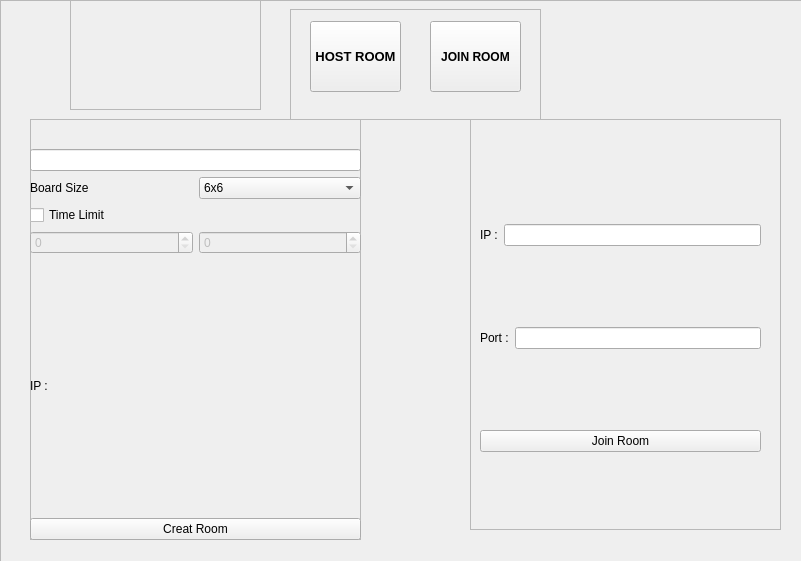
Above: Client/dotsandboxeswindow.ui from kavehzadehmohamadreza8514-arch/PlaTwo before the change. Below: the same form after it.
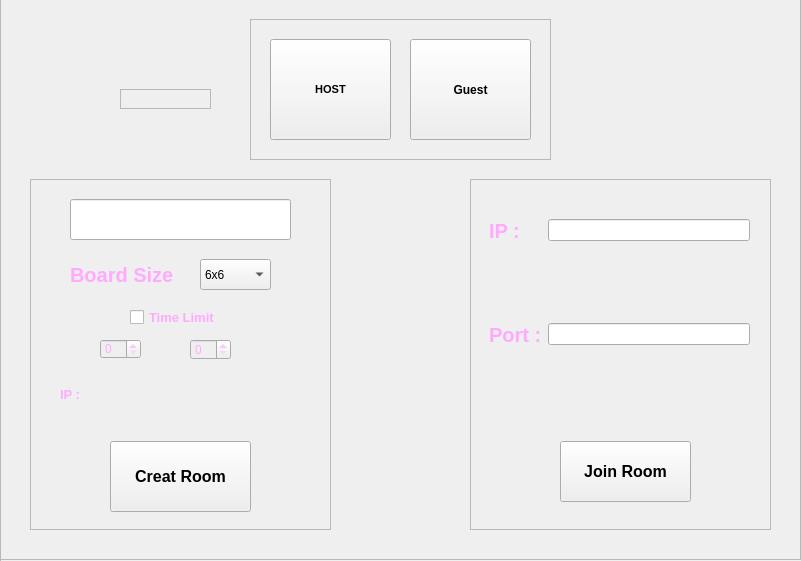
That is the form after the change. The open tabs and pages were chosen to show the change. Icons and pictures are not drawn. Custom widgets are drawn as their Qt base class.

```diff
--- a/Client/dotsandboxeswindow.ui
+++ b/Client/dotsandboxeswindow.ui
@@ -166,10 +166,10 @@
     <widget class="QFrame" name="frame_mode_selector">
      <property name="geometry">
       <rect>
-       <x>290</x>
-       <y>10</y>
-       <width>251</width>
-       <height>111</height>
+       <x>250</x>
+       <y>20</y>
+       <width>301</width>
+       <height>141</height>
       </rect>
      </property>
      <property name="frameShape">
@@ -182,15 +182,15 @@
       <property name="geometry">
        <rect>
         <x>20</x>
-        <y>12</y>
-        <width>91</width>
-        <height>71</height>
+        <y>20</y>
+        <width>121</width>
+        <height>101</height>
        </rect>
       </property>
       <property name="font">
        <font>
         <family>MS Shell Dlg 2</family>
-        <pointsize>10</pointsize>
+        <pointsize>8</pointsize>
         <weight>75</weight>
         <italic>false</italic>
         <bold>true</bold>
@@ -200,16 +200,16 @@
        <string notr="true"/>
       </property>
       <property name="text">
-       <string>HOST ROOM</string>
+       <string>HOST</string>
       </property>
      </widget>
      <widget class="QPushButton" name="btn_select_guest">
       <property name="geometry">
        <rect>
-        <x>140</x>
-        <y>12</y>
-        <width>91</width>
-        <height>71</height>
+        <x>160</x>
+        <y>20</y>
+        <width>121</width>
+        <height>101</height>
        </rect>
       </property>
       <property name="font">
@@ -219,7 +219,7 @@
        </font>
       </property>
       <property name="text">
-       <string>JOIN ROOM</string>
+       <string>Guest</string>
       </property>
      </widget>
     </widget>
@@ -227,9 +227,9 @@
      <property name="geometry">
       <rect>
        <x>30</x>
-       <y>120</y>
-       <width>331</width>
-       <height>421</height>
+       <y>180</y>
+       <width>301</width>
+       <height>351</height>
       </rect>
      </property>
      <property name="frameShape">
@@ -238,32 +238,48 @@
      <property name="frameShadow">
       <enum>QFrame::Raised</enum>
      </property>
-     <widget class="QWidget" name="horizontalLayoutWidget_2">
+     <widget class="QLineEdit" name="txt_host_port_dots_and_boxes">
       <property name="geometry">
        <rect>
-        <x>0</x>
-        <y>30</y>
-        <width>331</width>
-        <height>391</height>
+        <x>40</x>
+        <y>20</y>
+        <width>221</width>
+        <height>41</height>
        </rect>
       </property>
-      <layout class="QHBoxLayout" name="horizontalLayout_4">
-       <item>
-        <layout class="QVBoxLayout" name="verticalLayout">
-         <item>
-          <widget class="QLineEdit" name="txt_host_port_dots_and_boxes"/>
-         </item>
-         <item>
-          <layout class="QHBoxLayout" name="horizontalLayout_6">
-           <item>
+     </widget>
             <widget class="QLabel" name="lbl_board_size_dots_and_boxes">
+      <property name="geometry">
+       <rect>
+        <x>40</x>
+        <y>80</y>
+        <width>121</width>
+        <height>31</height>
+       </rect>
+      </property>
+      <property name="font">
+       <font>
+        <pointsize>15</pointsize>
+        <weight>75</weight>
+        <bold>true</bold>
+       </font>
+      </property>
+      <property name="styleSheet">
+       <string notr="true"> color:rgb(255, 170, 255);</string>
+      </property>
              <property name="text">
               <string>Board Size</string>
              </property>
             </widget>
-           </item>
-           <item>
             <widget class="QComboBox" name="combo_board_size_dots_and_boxes">
+      <property name="geometry">
+       <rect>
+        <x>170</x>
+        <y>80</y>
+        <width>71</width>
+        <height>31</height>
+       </rect>
+      </property>
              <item>
               <property name="text">
                <string>6x6</string>
@@ -280,36 +296,66 @@
               </property>
              </item>
             </widget>
-           </item>
-          </layout>
-         </item>
-         <item>
           <widget class="QCheckBox" name="chk_time_limit_dots_and_boxes">
            <property name="enabled">
             <bool>true</bool>
            </property>
+      <property name="geometry">
+       <rect>
+        <x>100</x>
+        <y>130</y>
+        <width>91</width>
+        <height>17</height>
+       </rect>
+      </property>
+      <property name="font">
+       <font>
+        <pointsize>10</pointsize>
+        <weight>75</weight>
+        <bold>true</bold>
+       </font>
+      </property>
+      <property name="styleSheet">
+       <string notr="true"> color:rgb(255, 170, 255);</string>
+      </property>
            <property name="text">
             <string>Time Limit</string>
            </property>
           </widget>
-         </item>
-         <item>
-          <layout class="QHBoxLayout" name="horizontalLayout_5">
-           <item>
             <widget class="QSpinBox" name="spin_time_min_dots_and_boxes">
              <property name="enabled">
               <bool>false</bool>
              </property>
+      <property name="geometry">
+       <rect>
+        <x>70</x>
+        <y>160</y>
+        <width>41</width>
+        <height>20</height>
+       </rect>
+      </property>
+      <property name="styleSheet">
+       <string notr="true"> color:rgb(255, 170, 255);</string>
+      </property>
              <property name="maximum">
               <number>10</number>
              </property>
             </widget>
-           </item>
-           <item>
             <widget class="QSpinBox" name="spin_time_sec_dots_and_boxes">
              <property name="enabled">
               <bool>false</bool>
              </property>
+      <property name="geometry">
+       <rect>
+        <x>160</x>
+        <y>160</y>
+        <width>41</width>
+        <height>21</height>
+       </rect>
+      </property>
+      <property name="styleSheet">
+       <string notr="true"> color:rgb(255, 170, 255);</string>
+      </property>
              <property name="minimum">
               <number>0</number>
              </property>
@@ -317,35 +363,57 @@
               <number>60</number>
              </property>
             </widget>
-           </item>
-          </layout>
-         </item>
-         <item>
           <widget class="QLabel" name="lbl_host_ip_dots_and_boxes">
+      <property name="geometry">
+       <rect>
+        <x>30</x>
+        <y>190</y>
+        <width>241</width>
+        <height>51</height>
+       </rect>
+      </property>
+      <property name="font">
+       <font>
+        <pointsize>10</pointsize>
+        <weight>75</weight>
+        <bold>true</bold>
+       </font>
+      </property>
+      <property name="styleSheet">
+       <string notr="true"> color:rgb(255, 170, 255);</string>
+      </property>
            <property name="text">
             <string>IP :</string>
            </property>
           </widget>
-         </item>
-         <item>
           <widget class="QPushButton" name="btn_create_room_dots_and_boxes">
+      <property name="geometry">
+       <rect>
+        <x>80</x>
+        <y>262</y>
+        <width>141</width>
+        <height>71</height>
+       </rect>
+      </property>
+      <property name="font">
+       <font>
+        <pointsize>12</pointsize>
+        <weight>75</weight>
+        <bold>true</bold>
+       </font>
+      </property>
            <property name="text">
             <string>Creat Room</string>
            </property>
           </widget>
-         </item>
-        </layout>
-       </item>
-      </layout>
-     </widget>
     </widget>
     <widget class="QFrame" name="frame_guest_setup">
      <property name="geometry">
       <rect>
        <x>470</x>
-       <y>120</y>
-       <width>311</width>
-       <height>411</height>
+       <y>180</y>
+       <width>301</width>
+       <height>351</height>
       </rect>
      </property>
      <property name="frameShape">
@@ -354,50 +422,101 @@
      <property name="frameShadow">
       <enum>QFrame::Raised</enum>
      </property>
-     <widget class="QWidget" name="verticalLayoutWidget_2">
+     <widget class="QPushButton" name="btn_join_room_ip_dots_and_boxes">
       <property name="geometry">
        <rect>
-        <x>10</x>
-        <y>30</y>
-        <width>281</width>
-        <height>381</height>
+        <x>90</x>
+        <y>262</y>
+        <width>131</width>
+        <height>61</height>
        </rect>
       </property>
-      <layout class="QVBoxLayout" name="verticalLayout_2">
-       <item>
-        <layout class="QHBoxLayout" name="horizontalLayout_7">
-         <item>
+      <property name="font">
+       <font>
+        <pointsize>12</pointsize>
+        <weight>75</weight>
+        <bold>true</bold>
+       </font>
+      </property>
+      <property name="text">
+       <string>Join Room</string>
+      </property>
+     </widget>
+     <widget class="QWidget" name="formLayoutWidget">
+      <property name="geometry">
+       <rect>
+        <x>19</x>
+        <y>40</y>
+        <width>261</width>
+        <height>201</height>
+       </rect>
+      </property>
+      <layout class="QFormLayout" name="formLayout">
+       <item row="0" column="0">
           <widget class="QLabel" name="lbl_guest_ip_dots_and_boxes">
+         <property name="font">
+          <font>
+           <pointsize>15</pointsize>
+           <weight>75</weight>
+           <bold>true</bold>
+          </font>
+         </property>
+         <property name="styleSheet">
+          <string notr="true"> color:rgb(255, 170, 255);</string>
+         </property>
            <property name="text">
             <string>IP :</string>
            </property>
           </widget>
          </item>
-         <item>
+       <item row="0" column="1">
           <widget class="QLineEdit" name="txt_guest_ip_dots_and_boxes"/>
          </item>
-        </layout>
-       </item>
-       <item>
-        <layout class="QHBoxLayout" name="horizontalLayout_8">
-         <item>
+       <item row="2" column="0">
           <widget class="QLabel" name="lbl_guest_port_ip_dots_and_boxes">
+         <property name="font">
+          <font>
+           <pointsize>15</pointsize>
+           <weight>75</weight>
+           <bold>true</bold>
+          </font>
+         </property>
+         <property name="styleSheet">
+          <string notr="true"> color:rgb(255, 170, 255);</string>
+         </property>
            <property name="text">
             <string>Port :</string>
            </property>
           </widget>
          </item>
-         <item>
+       <item row="2" column="1">
           <widget class="QLineEdit" name="txt_guest_port_ip_dots_and_boxes"/>
          </item>
-        </layout>
+       <item row="1" column="1">
+        <spacer name="verticalSpacer">
+         <property name="orientation">
+          <enum>Qt::Vertical</enum>
+         </property>
+         <property name="sizeHint" stdset="0">
+          <size>
+           <width>20</width>
+           <height>40</height>
+          </size>
+         </property>
+        </spacer>
        </item>
-       <item>
-        <widget class="QPushButton" name="btn_join_room_ip_dots_and_boxes">
-         <property name="text">
-          <string>Join Room</string>
+       <item row="3" column="1">
+        <spacer name="verticalSpacer_2">
+         <property name="orientation">
+          <enum>Qt::Vertical</enum>
          </property>
-        </widget>
+         <property name="sizeHint" stdset="0">
+          <size>
+           <width>20</width>
+           <height>40</height>
+          </size>
+         </property>
+        </spacer>
        </item>
       </layout>
      </widget>
@@ -405,10 +524,10 @@
     <widget class="QFrame" name="frame_back_ground_dot_and_boxes_new">
      <property name="geometry">
       <rect>
-       <x>70</x>
-       <y>-10</y>
-       <width>191</width>
-       <height>121</height>
+       <x>0</x>
+       <y>0</y>
+       <width>801</width>
+       <height>561</height>
       </rect>
      </property>
      <property name="styleSheet">
@@ -421,6 +540,22 @@
       <enum>QFrame::Raised</enum>
      </property>
     </widget>
+    <widget class="QFrame" name="frame">
+     <property name="geometry">
+      <rect>
+       <x>120</x>
+       <y>90</y>
+       <width>91</width>
+       <height>20</height>
+      </rect>
+     </property>
+     <property name="frameShape">
+      <enum>QFrame::StyledPanel</enum>
+     </property>
+     <property name="frameShadow">
+      <enum>QFrame::Raised</enum>
+     </property>
+    </widget>
     <zorder>frame_back_ground_dot_and_boxes_new</zorder>
     <zorder>frame_guest_setup</zorder>
     <zorder>frame_mode_selector</zorder>
@@ -603,9 +738,9 @@
    <property name="geometry">
     <rect>
      <x>0</x>
-     <y>0</y>
+     <y>-20</y>
      <width>811</width>
-     <height>581</height>
+     <height>601</height>
     </rect>
    </property>
    <property name="styleSheet">
```
Left out of the diff: 171 changed lines with no effect on the pictures. Lines whose indentation alone changed are shown as unchanged.
